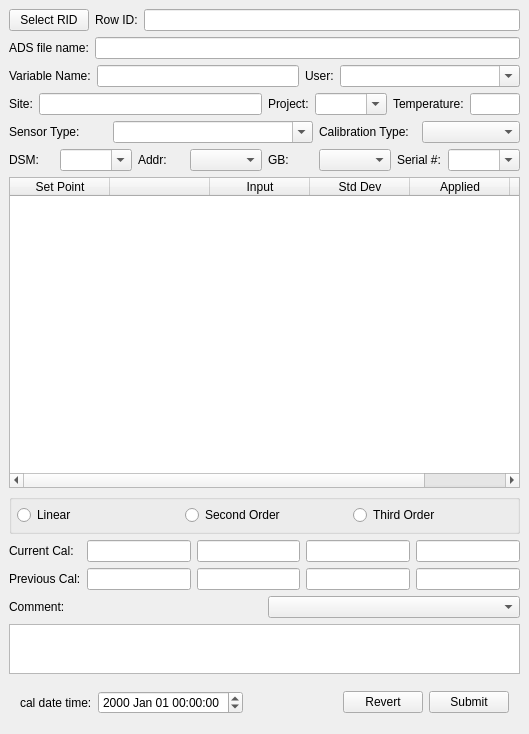
The window that src/nidas/apps/edit_cal/CalibrationForm.ui (NCAR/nidas) describes before a commit, drawn with Qt 5.
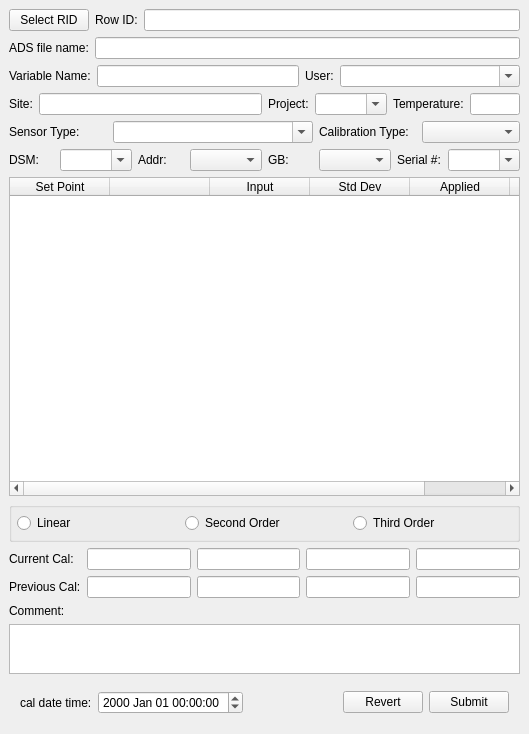
The same window after the commit.

Commit message: Don't notify user of a missing file when one is not selected durring an import. Removed extra combobox selection for comment entry.

What changed in the file:
```diff
--- a/src/nidas/apps/edit_cal/CalibrationForm.ui
+++ b/src/nidas/apps/edit_cal/CalibrationForm.ui
@@ -545,9 +545,6 @@
        </property>
       </widget>
      </item>
-     <item>
-      <widget class="QComboBox" name="_commentSel"/>
-     </item>
     </layout>
    </item>
    <item>
```
The commit also changes 3 other files.
